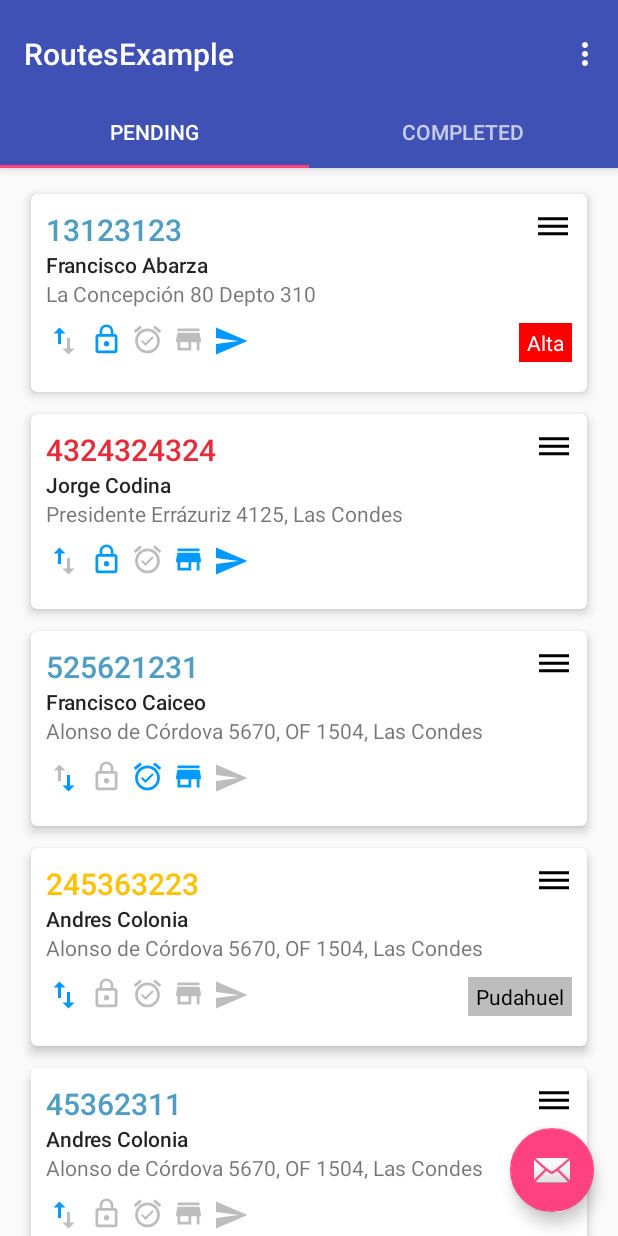
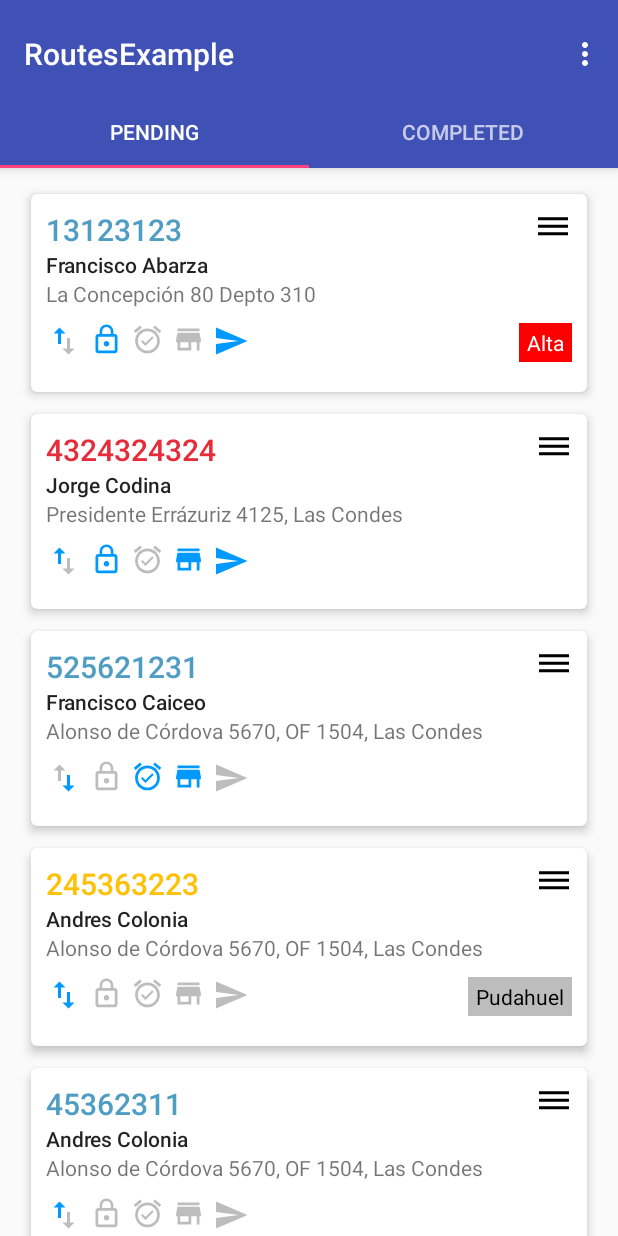
Before and after one commit to abarza/DragRecyclerView, an Android app: the screen it shows after launch (RouteActivity), on a phone screen of 412 x 824 dp. Run offline under Robolectric (Android 15) with nearby library versions, the phone set to English and light mode, and no system bars.

```diff
--- a/app/src/main/java/com/za/abar/reorder/recycler/reorderrecyclerview/RouteActivity.java
+++ b/app/src/main/java/com/za/abar/reorder/recycler/reorderrecyclerview/RouteActivity.java
@@ -28,7 +28,6 @@ public class RouteActivity extends AppCompatActivity {
 
   private SectionsPagerAdapter mSectionsPagerAdapter;
   private ViewPager mViewPager;
-  private boolean isDragAndDropEnabled = false;
 
   @Override
   protected void onCreate(Bundle savedInstanceState) {
--- a/app/src/main/java/com/za/abar/reorder/recycler/reorderrecyclerview/adapters/OrderAdapter.java
+++ b/app/src/main/java/com/za/abar/reorder/recycler/reorderrecyclerview/adapters/OrderAdapter.java
@@ -6,6 +6,7 @@ import android.view.LayoutInflater;
 import android.view.MotionEvent;
 import android.view.View;
 import android.view.ViewGroup;
+import android.widget.ImageView;
 
 import com.za.abar.reorder.recycler.reorderrecyclerview.R;
 import com.za.abar.reorder.recycler.reorderrecyclerview.holders.OrderHolder;
@@ -25,6 +26,7 @@ public class OrderAdapter extends RecyclerView.Adapter<OrderHolder> implements
 
   private ArrayList<OrderData> mOrderdata;
   private final OnStartDragListener mDragStartListener;
+  private OrderHolder mHolder;
 
   public OrderAdapter(ArrayList<OrderData> orderdata,
                       OnStartDragListener dragListener) {
@@ -65,7 +67,6 @@ public class OrderAdapter extends RecyclerView.Adapter<OrderHolder> implements
     final OrderData routeData = mOrderdata.get(position);
     holder.updateUI(routeData);
 
-
     // Start a drag whenever the handle view it touched<
     holder.mReorder.setOnTouchListener(new View.OnTouchListener() {
       @Override
@@ -80,5 +81,4 @@ public class OrderAdapter extends RecyclerView.Adapter<OrderHolder> implements
 
   }
 
-
 }
--- a/app/src/main/java/com/za/abar/reorder/recycler/reorderrecyclerview/fragments/OrdersFragment.java
+++ b/app/src/main/java/com/za/abar/reorder/recycler/reorderrecyclerview/fragments/OrdersFragment.java
@@ -2,18 +2,26 @@ package com.za.abar.reorder.recycler.reorderrecyclerview.fragments;
 
 
 import android.os.Bundle;
+import android.support.design.widget.FloatingActionButton;
+import android.support.design.widget.Snackbar;
 import android.support.v4.app.Fragment;
 import android.support.v7.widget.LinearLayoutManager;
 import android.support.v7.widget.RecyclerView;
 import android.support.v7.widget.helper.ItemTouchHelper;
 import android.util.Log;
 import android.view.LayoutInflater;
+import android.view.Menu;
+import android.view.MenuInflater;
+import android.view.MenuItem;
 import android.view.MotionEvent;
 import android.view.View;
 import android.view.ViewGroup;
+import android.widget.ImageView;
+import android.widget.Toast;
 
 import com.za.abar.reorder.recycler.reorderrecyclerview.R;
 import com.za.abar.reorder.recycler.reorderrecyclerview.adapters.OrderAdapter;
+import com.za.abar.reorder.recycler.reorderrecyclerview.holders.OrderHolder;
 import com.za.abar.reorder.recycler.reorderrecyclerview.listener.OnOrderArrayListChangedListener;
 import com.za.abar.reorder.recycler.reorderrecyclerview.listener.OnStartDragListener;
 import com.za.abar.reorder.recycler.reorderrecyclerview.models.OrderData;
@@ -21,6 +29,7 @@ import com.za.abar.reorder.recycler.reorderrecyclerview.services.OrderService;
 import com.za.abar.reorder.recycler.reorderrecyclerview.utilities.SimpleItemTouchHelperCallback;
 
 import java.util.ArrayList;
+import java.util.logging.ConsoleHandler;
 
 /**
  * Created by abarza on 28-12-16.
@@ -29,6 +38,12 @@ public class OrdersFragment extends Fragment implements
     OnStartDragListener {
   public static final String TAG = OrdersFragment.class.getSimpleName();
   private ItemTouchHelper mItemTouchHelper;
+  private MenuItem mReorderItem;
+  private static final int MENU_ITEM_REORDER = 1;
+  OrderAdapter mOrderAdapter;
+  private ItemTouchHelper.Callback mCallback;
+  private boolean isSortEnabled = false;
+  String bool;
 
   public OrdersFragment() {
     // Required empty public constructor
@@ -45,6 +60,8 @@ public class OrdersFragment extends Fragment implements
   @Override
   public void onCreate(Bundle savedInstanceState) {
     super.onCreate(savedInstanceState);
+    setHasOptionsMenu(true);
+
   }
 
 
@@ -58,21 +75,27 @@ public class OrdersFragment extends Fragment implements
   }
 
   @Override
-  public void onViewCreated(View view, Bundle icicle) {
-    super.onViewCreated(view, icicle);
+  public void onViewCreated(View view, Bundle bundle) {
+    super.onViewCreated(view, bundle);
 
-    OrderAdapter orderAdapter = new OrderAdapter(OrderService.getInstance().getOrders(),
+    mOrderAdapter = new OrderAdapter(OrderService.getInstance().getOrders(),
         this);
 
     RecyclerView recyclerView = (RecyclerView) view.findViewById(R.id.recycler_orders);
     recyclerView.setHasFixedSize(true);
-    recyclerView.setAdapter(orderAdapter);
+    recyclerView.setAdapter(mOrderAdapter);
     recyclerView.setLayoutManager(new LinearLayoutManager(getActivity()));
 
 
-    ItemTouchHelper.Callback callback = new SimpleItemTouchHelperCallback(orderAdapter);
-    mItemTouchHelper = new ItemTouchHelper(callback);
-    mItemTouchHelper.attachToRecyclerView(recyclerView);
+    mCallback = new SimpleItemTouchHelperCallback(mOrderAdapter);
+    mItemTouchHelper = new ItemTouchHelper(mCallback);
+
+    if (isSortEnabled) {
+      mItemTouchHelper.attachToRecyclerView(recyclerView);
+
+    } else {
+      mItemTouchHelper.attachToRecyclerView(null);
+    }
 
 
   }
@@ -82,5 +105,40 @@ public class OrdersFragment extends Fragment implements
     mItemTouchHelper.startDrag(viewHolder);
   }
 
+  @Override
+  public void onCreateOptionsMenu(Menu menu, MenuInflater inflater) {
+    super.onCreateOptionsMenu(menu, inflater);
+
+    mReorderItem = menu.add(Menu.NONE, MENU_ITEM_REORDER, Menu.NONE, "Reordenar");
+    mReorderItem.setIcon(R.drawable.ic_reorder);
+
+  }
+
+  @Override
+  public boolean onOptionsItemSelected(MenuItem item) {
+    super.onOptionsItemSelected(item);
+
+    switch (item.getItemId()) {
+      case MENU_ITEM_REORDER:
+        // String count = String.valueOf(mOrderAdapter.getItemCount());
+        isSortEnabled = true;
+        bool = Boolean.toString(isSortEnabled);
+        View fab = getActivity().findViewById(R.id.fab);
+        fab.setVisibility(View.VISIBLE);
+        fab.setOnClickListener(new View.OnClickListener() {
+          @Override
+          public void onClick(View view) {
+            isSortEnabled = false;
+            Toast.makeText(getActivity(), "Puede reordenar?: " + bool, Toast.LENGTH_SHORT).show();
+            view.setVisibility(View.GONE);
+          }
+        });
+        Toast.makeText(getActivity(), "Puede reordenar?: " + bool, Toast.LENGTH_SHORT).show();
+
+    }
+
+    return true;
+  }
+
 
 }
--- a/app/src/main/java/com/za/abar/reorder/recycler/reorderrecyclerview/holders/OrderHolder.java
+++ b/app/src/main/java/com/za/abar/reorder/recycler/reorderrecyclerview/holders/OrderHolder.java
@@ -6,6 +6,7 @@ import android.graphics.drawable.Drawable;
 import android.support.v4.content.ContextCompat;
 import android.support.v7.widget.CardView;
 import android.support.v7.widget.RecyclerView;
+import android.view.MenuItem;
 import android.view.View;
 import android.widget.ImageView;
 import android.widget.TextView;
@@ -33,7 +34,7 @@ public class OrderHolder extends RecyclerView.ViewHolder implements ItemTouchHel
   private ImageView mOrderTrunk;
   private ImageView mOrderSynced;
   private Context mContext;
-  private CardView mCardView;
+  private final CardView mCardView;
   public final ImageView mReorder;
 
   public OrderHolder(View itemView) {
--- a/app/src/main/res/layout/activity_routes_example.xml
+++ b/app/src/main/res/layout/activity_routes_example.xml
@@ -1,5 +1,6 @@
 <?xml version="1.0" encoding="utf-8"?>
-<android.support.design.widget.CoordinatorLayout android:id="@+id/main_content"
+<android.support.design.widget.CoordinatorLayout
+    android:id="@+id/main_content"
     xmlns:android="http://schemas.android.com/apk/res/android"
     xmlns:app="http://schemas.android.com/apk/res-auto"
     xmlns:tools="http://schemas.android.com/tools"
@@ -43,6 +44,7 @@
       android:layout_width="wrap_content"
       android:layout_height="wrap_content"
       android:layout_gravity="end|bottom"
+      android:visibility="gone"
       android:layout_margin="@dimen/fab_margin"
       app:srcCompat="@android:drawable/ic_dialog_email"/>
 
--- a/app/src/main/res/layout/fragment_orders.xml
+++ b/app/src/main/res/layout/fragment_orders.xml
@@ -1,17 +1,20 @@
-<FrameLayout xmlns:android="http://schemas.android.com/apk/res/android"
-             xmlns:tools="http://schemas.android.com/tools"
-             android:layout_width="match_parent"
-             android:layout_height="match_parent"
-             >
+<FrameLayout
+    xmlns:android="http://schemas.android.com/apk/res/android"
+    xmlns:app="http://schemas.android.com/apk/res-auto"
+    xmlns:tools="http://schemas.android.com/tools"
+    android:layout_width="match_parent"
+    android:layout_height="match_parent"
+    >
 
   <android.support.v7.widget.RecyclerView
       android:id="@+id/recycler_orders"
       android:layout_width="match_parent"
-      android:paddingTop="10dp"
       android:layout_height="match_parent"
       android:clipToPadding="false"
+      android:paddingTop="10dp"
       android:scrollbars="vertical">
 
   </android.support.v7.widget.RecyclerView>
 
+
 </FrameLayout>
```
Lines whose indentation alone changed are shown as unchanged.
